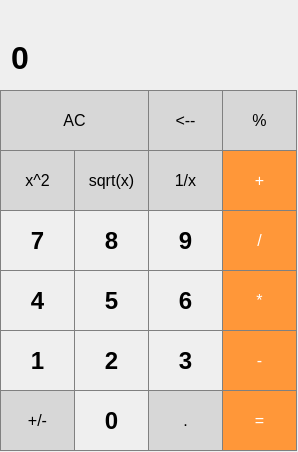
Old version of the form mainwindow.ui in the repository moz6go/Calculator.
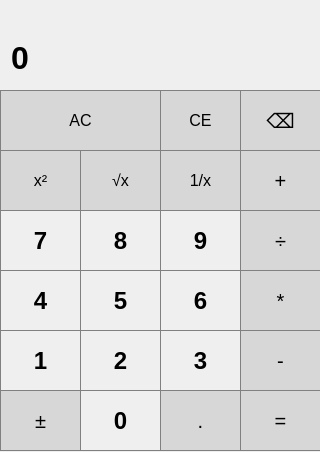
New version of the form.

Commit message: change buttons symbols

What changed in the file:
```diff
--- a/mainwindow.ui
+++ b/mainwindow.ui
@@ -6,19 +6,19 @@
    <rect>
     <x>0</x>
     <y>0</y>
-    <width>298</width>
+    <width>320</width>
     <height>452</height>
    </rect>
   </property>
   <property name="minimumSize">
    <size>
-    <width>241</width>
+    <width>320</width>
     <height>452</height>
    </size>
   </property>
   <property name="maximumSize">
    <size>
-    <width>298</width>
+    <width>320</width>
     <height>452</height>
    </size>
   </property>
@@ -31,7 +31,7 @@
      <rect>
       <x>0</x>
       <y>90</y>
-      <width>149</width>
+      <width>161</width>
       <height>61</height>
      </rect>
     </property>
@@ -59,19 +59,20 @@
      <rect>
       <x>0</x>
       <y>390</y>
-      <width>75</width>
+      <width>81</width>
       <height>61</height>
      </rect>
     </property>
     <property name="font">
      <font>
-      <pointsize>12</pointsize>
+      <pointsize>-1</pointsize>
      </font>
     </property>
     <property name="styleSheet">
      <string notr="true">QPushButton {
 	background-color: rgb(215, 215, 215);
 	border: 1px solid gray;
+	font-size: 20px;
 }
 QPushButton:pressed {
     background-color: qlineargradient(x1: 0, y1: 0, x2: 0, y2: 1,
@@ -79,15 +80,15 @@
 }</string>
     </property>
     <property name="text">
-     <string>+/-</string>
+     <string>±</string>
     </property>
    </widget>
    <widget class="QPushButton" name="pushButton_percent">
     <property name="geometry">
      <rect>
-      <x>222</x>
+      <x>160</x>
       <y>90</y>
-      <width>75</width>
+      <width>81</width>
       <height>61</height>
      </rect>
     </property>
@@ -107,38 +108,36 @@
 }</string>
     </property>
     <property name="text">
-     <string>%</string>
+     <string>CE</string>
     </property>
    </widget>
    <widget class="QPushButton" name="pushButton_div">
     <property name="geometry">
      <rect>
-      <x>222</x>
+      <x>240</x>
       <y>210</y>
-      <width>75</width>
+      <width>81</width>
       <height>61</height>
      </rect>
     </property>
     <property name="font">
      <font>
-      <pointsize>12</pointsize>
+      <pointsize>-1</pointsize>
      </font>
     </property>
     <property name="styleSheet">
      <string notr="true">QPushButton {
-  background-color: rgb(255, 151, 57);
-  color: white; 
-  border: 1px solid gray;
-
+	background-color: rgb(215, 215, 215);
+	border: 1px solid gray;
+	font-size: 20px;
 }
-
 QPushButton:pressed {
     background-color: qlineargradient(x1: 0, y1: 0, x2: 0, y2: 1,
                                       stop: 0 #FF7832, stop: 1 #FF9739);
 }</string>
     </property>
     <property name="text">
-     <string>/</string>
+     <string>÷</string>
     </property>
    </widget>
    <widget class="QPushButton" name="pushButton_7">
@@ -146,7 +145,7 @@
      <rect>
       <x>0</x>
       <y>210</y>
-      <width>75</width>
+      <width>81</width>
       <height>61</height>
      </rect>
     </property>
@@ -175,9 +174,9 @@
    <widget class="QPushButton" name="pushButton_9">
     <property name="geometry">
      <rect>
-      <x>148</x>
+      <x>160</x>
       <y>210</y>
-      <width>75</width>
+      <width>81</width>
       <height>61</height>
      </rect>
     </property>
@@ -206,9 +205,9 @@
    <widget class="QPushButton" name="pushButton_8">
     <property name="geometry">
      <rect>
-      <x>74</x>
+      <x>80</x>
       <y>210</y>
-      <width>75</width>
+      <width>81</width>
       <height>61</height>
      </rect>
     </property>
@@ -237,25 +236,23 @@
    <widget class="QPushButton" name="pushButton_mult">
     <property name="geometry">
      <rect>
-      <x>222</x>
+      <x>240</x>
       <y>270</y>
-      <width>75</width>
+      <width>81</width>
       <height>61</height>
      </rect>
     </property>
     <property name="font">
      <font>
-      <pointsize>12</pointsize>
+      <pointsize>-1</pointsize>
      </font>
     </property>
     <property name="styleSheet">
      <string notr="true">QPushButton {
-  background-color: rgb(255, 151, 57);
-  color: white; 
-  border: 1px solid gray;
-
+	background-color: rgb(215, 215, 215);
+	border: 1px solid gray;
+	font-size: 20px;
 }
-
 QPushButton:pressed {
     background-color: qlineargradient(x1: 0, y1: 0, x2: 0, y2: 1,
                                       stop: 0 #FF7832, stop: 1 #FF9739);
@@ -268,9 +265,9 @@
    <widget class="QPushButton" name="pushButton_6">
     <property name="geometry">
      <rect>
-      <x>148</x>
+      <x>160</x>
       <y>270</y>
-      <width>75</width>
+      <width>81</width>
       <height>61</height>
      </rect>
     </property>
@@ -299,25 +296,23 @@
    <widget class="QPushButton" name="pushButton_minus">
     <property name="geometry">
      <rect>
-      <x>222</x>
+      <x>240</x>
       <y>330</y>
-      <width>75</width>
+      <width>81</width>
       <height>61</height>
      </rect>
     </property>
     <property name="font">
      <font>
-      <pointsize>12</pointsize>
+      <pointsize>-1</pointsize>
      </font>
     </property>
     <property name="styleSheet">
      <string notr="true">QPushButton {
-  background-color: rgb(255, 151, 57);
-  color: white; 
-  border: 1px solid gray;
-
+	background-color: rgb(215, 215, 215);
+	border: 1px solid gray;
+	font-size: 20px;
 }
-
 QPushButton:pressed {
     background-color: qlineargradient(x1: 0, y1: 0, x2: 0, y2: 1,
                                       stop: 0 #FF7832, stop: 1 #FF9739);
@@ -332,7 +327,7 @@
      <rect>
       <x>0</x>
       <y>270</y>
-      <width>75</width>
+      <width>81</width>
       <height>61</height>
      </rect>
     </property>
@@ -361,9 +356,9 @@
    <widget class="QPushButton" name="pushButton_5">
     <property name="geometry">
      <rect>
-      <x>74</x>
+      <x>80</x>
       <y>270</y>
-      <width>75</width>
+      <width>81</width>
       <height>61</height>
      </rect>
     </property>
@@ -392,9 +387,9 @@
    <widget class="QPushButton" name="pushButton_2">
     <property name="geometry">
      <rect>
-      <x>74</x>
+      <x>80</x>
       <y>330</y>
-      <width>75</width>
+      <width>81</width>
       <height>61</height>
      </rect>
     </property>
@@ -423,9 +418,9 @@
    <widget class="QPushButton" name="pushButton_3">
     <property name="geometry">
      <rect>
-      <x>148</x>
+      <x>160</x>
       <y>330</y>
-      <width>75</width>
+      <width>81</width>
       <height>61</height>
      </rect>
     </property>
@@ -456,7 +451,7 @@
      <rect>
       <x>0</x>
       <y>330</y>
-      <width>75</width>
+      <width>81</width>
       <height>61</height>
      </rect>
     </property>
@@ -485,25 +480,23 @@
    <widget class="QPushButton" name="pushButton_plus">
     <property name="geometry">
      <rect>
-      <x>222</x>
+      <x>240</x>
       <y>150</y>
-      <width>75</width>
+      <width>81</width>
       <height>61</height>
      </rect>
     </property>
     <property name="font">
      <font>
-      <pointsize>12</pointsize>
+      <pointsize>-1</pointsize>
      </font>
     </property>
     <property name="styleSheet">
      <string notr="true">QPushButton {
-  background-color: rgb(255, 151, 57);
-  color: white; 
-  border: 1px solid gray;
-
+	background-color: rgb(215, 215, 215);
+	border: 1px solid gray;
+	font-size: 20px;
 }
-
 QPushButton:pressed {
     background-color: qlineargradient(x1: 0, y1: 0, x2: 0, y2: 1,
                                       stop: 0 #FF7832, stop: 1 #FF9739);
@@ -516,9 +509,9 @@
    <widget class="QPushButton" name="pushButton_0">
     <property name="geometry">
      <rect>
-      <x>74</x>
+      <x>80</x>
       <y>390</y>
-      <width>75</width>
+      <width>81</width>
       <height>61</height>
      </rect>
     </property>
@@ -547,21 +540,22 @@
    <widget class="QPushButton" name="pushButton_dot">
     <property name="geometry">
      <rect>
-      <x>148</x>
+      <x>160</x>
       <y>390</y>
-      <width>75</width>
+      <width>81</width>
       <height>61</height>
      </rect>
     </property>
     <property name="font">
      <font>
-      <pointsize>12</pointsize>
+      <pointsize>-1</pointsize>
      </font>
     </property>
     <property name="styleSheet">
      <string notr="true">QPushButton {
 	background-color: rgb(215, 215, 215);
 	border: 1px solid gray;
+	font-size: 20px;
 }
 QPushButton:pressed {
     background-color: qlineargradient(x1: 0, y1: 0, x2: 0, y2: 1,
@@ -575,25 +569,23 @@
    <widget class="QPushButton" name="pushButton_equal">
     <property name="geometry">
      <rect>
-      <x>222</x>
+      <x>240</x>
       <y>390</y>
-      <width>75</width>
+      <width>81</width>
       <height>61</height>
      </rect>
     </property>
     <property name="font">
      <font>
-      <pointsize>12</pointsize>
+      <pointsize>-1</pointsize>
      </font>
     </property>
     <property name="styleSheet">
      <string notr="true">QPushButton {
-  background-color: rgb(255, 151, 57);
-  color: white; 
-  border: 1px solid gray;
-
+	background-color: rgb(215, 215, 215);
+	border: 1px solid gray;
+	font-size: 20px;
 }
-
 QPushButton:pressed {
     background-color: qlineargradient(x1: 0, y1: 0, x2: 0, y2: 1,
                                       stop: 0 #FF7832, stop: 1 #FF9739);
@@ -608,7 +600,7 @@
      <rect>
       <x>0</x>
       <y>0</y>
-      <width>291</width>
+      <width>311</width>
       <height>86</height>
      </rect>
     </property>
@@ -669,7 +661,7 @@
      <rect>
       <x>0</x>
       <y>150</y>
-      <width>75</width>
+      <width>81</width>
       <height>61</height>
      </rect>
     </property>
@@ -689,15 +681,15 @@
 }</string>
     </property>
     <property name="text">
-     <string>x^2</string>
+     <string>x²</string>
     </property>
    </widget>
    <widget class="QPushButton" name="pushButton_sqrt">
     <property name="geometry">
      <rect>
-      <x>74</x>
+      <x>80</x>
       <y>150</y>
-      <width>75</width>
+      <width>81</width>
       <height>61</height>
      </rect>
     </property>
@@ -717,15 +709,15 @@
 }</string>
     </property>
     <property name="text">
-     <string>sqrt(x)</string>
+     <string>√x</string>
     </property>
    </widget>
    <widget class="QPushButton" name="pushButton_1_div_x">
     <property name="geometry">
      <rect>
-      <x>148</x>
+      <x>160</x>
       <y>150</y>
-      <width>75</width>
+      <width>81</width>
       <height>61</height>
      </rect>
     </property>
@@ -751,21 +743,22 @@
    <widget class="QPushButton" name="pushButton_del">
     <property name="geometry">
      <rect>
-      <x>148</x>
+      <x>240</x>
       <y>90</y>
-      <width>75</width>
+      <width>81</width>
       <height>61</height>
      </rect>
     </property>
     <property name="font">
      <font>
-      <pointsize>12</pointsize>
+      <pointsize>-1</pointsize>
      </font>
     </property>
     <property name="styleSheet">
      <string notr="true">QPushButton {
 	background-color: rgb(215, 215, 215);
 	border: 1px solid gray;
+	font-size: 20px;
 }
 QPushButton:pressed {
     background-color: qlineargradient(x1: 0, y1: 0, x2: 0, y2: 1,
@@ -773,7 +766,7 @@
 }</string>
     </property>
     <property name="text">
-     <string>&lt;--</string>
+     <string>⌫</string>
     </property>
    </widget>
   </widget>
```
Left out of the diff: 83 changed lines with no effect on the pictures. The commit also changes 3 other files.
